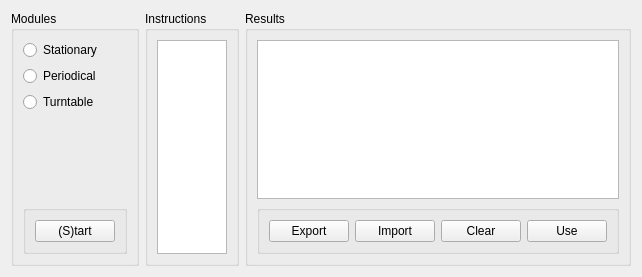
The window that tinyos-2.x/trunk/support/cpp/TestShimmer/src/CalibrationWidget.ui (baharev/szte-wsn-code) describes before a commit, drawn with Qt 5.
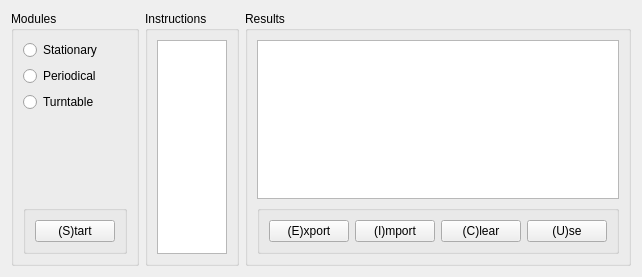
The same window after the commit.

Commit message: -some renaming of buttons -hidden opengl and graph tabs -filtered open file dialogs (for csv) -drop down list in dataPlot for presets

Patch:
```diff
--- a/tinyos-2.x/trunk/support/cpp/TestShimmer/src/CalibrationWidget.ui
+++ b/tinyos-2.x/trunk/support/cpp/TestShimmer/src/CalibrationWidget.ui
@@ -9,7 +9,7 @@
    <rect>
     <x>0</x>
     <y>0</y>
-    <width>513</width>
+    <width>594</width>
     <height>277</height>
    </rect>
   </property>
@@ -112,28 +112,40 @@
          <item>
           <widget class="QPushButton" name="exportButton">
            <property name="text">
-            <string>Export</string>
+            <string>(E)xport</string>
+           </property>
+           <property name="shortcut">
+            <string>E</string>
            </property>
           </widget>
          </item>
          <item>
           <widget class="QPushButton" name="importButton">
            <property name="text">
-            <string>Import</string>
+            <string>(I)mport</string>
+           </property>
+           <property name="shortcut">
+            <string>I</string>
            </property>
           </widget>
          </item>
          <item>
           <widget class="QPushButton" name="clearButton">
            <property name="text">
-            <string>Clear</string>
+            <string>(C)lear</string>
+           </property>
+           <property name="shortcut">
+            <string>C</string>
            </property>
           </widget>
          </item>
          <item>
           <widget class="QPushButton" name="useButton">
            <property name="text">
-            <string>Use</string>
+            <string>(U)se</string>
+           </property>
+           <property name="shortcut">
+            <string>U</string>
            </property>
           </widget>
          </item>
```
The commit also changes 6 other files.
